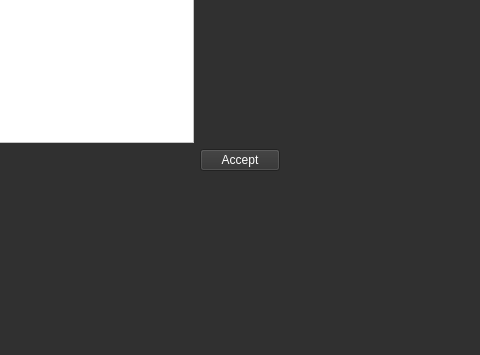
This is app/dialogs/frames/import_files.ui in jnicoleoliveira/SPECData as Qt 5 draws it before an edit; both pictures show x 440 to 920 and y 289 to 644 of the 1006 by 644 pixel window. The edited form follows.
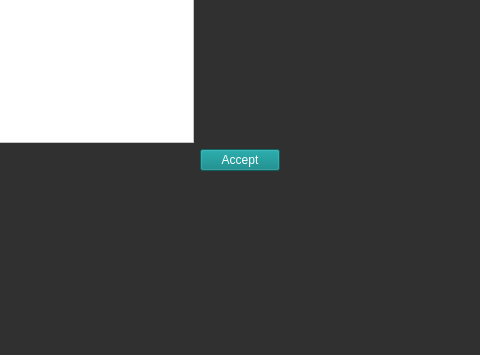
This is the edited form.

```diff
--- a/app/dialogs/frames/import_files.ui
+++ b/app/dialogs/frames/import_files.ui
@@ -123,6 +123,9 @@
    </item>
    <item row="5" column="3">
     <widget class="QPushButton" name="accept_btn">
+     <property name="styleSheet">
+      <string notr="true">background-color: rgba(0, 128, 128, 154);</string>
+     </property>
      <property name="text">
       <string>Accept</string>
      </property>
```
